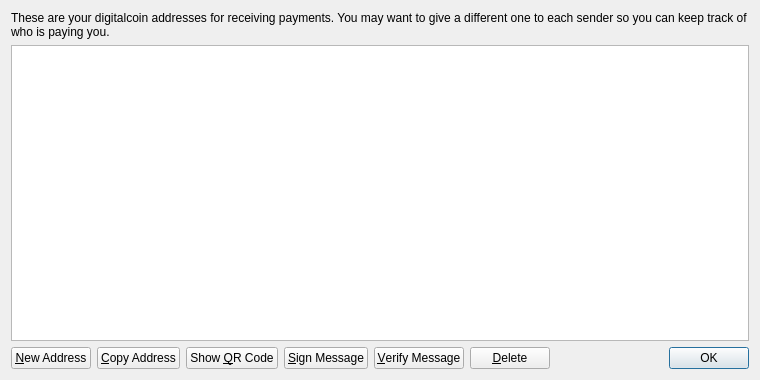
Old version of the form src/qt/forms/addressbookpage.ui in the repository DGCDev/digitalcoin.
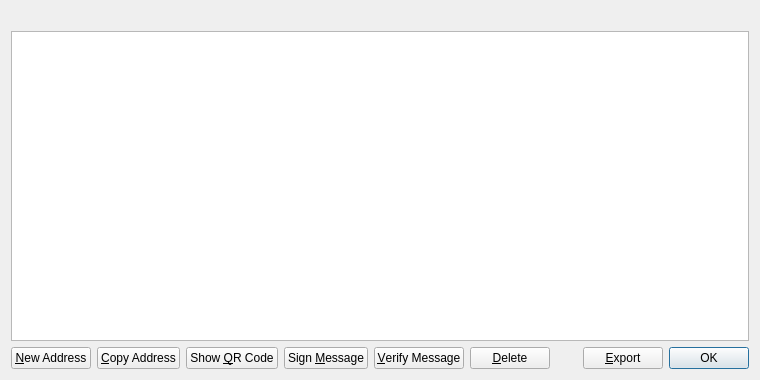
New version of the form. Icons and pictures are not drawn.

```diff
--- a/src/qt/forms/addressbookpage.ui
+++ b/src/qt/forms/addressbookpage.ui
@@ -16,9 +16,6 @@
   <layout class="QVBoxLayout" name="verticalLayout">
    <item>
     <widget class="QLabel" name="labelExplanation">
-     <property name="text">
-      <string>These are your digitalcoin addresses for receiving payments. You may want to give a different one to each sender so you can keep track of who is paying you.</string>
-     </property>
      <property name="textFormat">
       <enum>Qt::PlainText</enum>
      </property>
@@ -102,7 +99,7 @@
         <string>Sign a message to prove you own a digitalcoin address</string>
        </property>
        <property name="text">
-        <string>&amp;Sign Message</string>
+        <string>Sign &amp;Message</string>
        </property>
        <property name="icon">
         <iconset resource="../bitcoin.qrc">
@@ -151,6 +148,20 @@
        </property>
       </spacer>
      </item>
+     <item>
+      <widget class="QPushButton" name="exportButton">
+       <property name="toolTip">
+        <string>Export the data in the current tab to a file</string>
+       </property>
+       <property name="text">
+        <string>&amp;Export</string>
+       </property>
+       <property name="icon">
+        <iconset resource="../bitcoin.qrc">
+         <normaloff>:/icons/export</normaloff>:/icons/export</iconset>
+       </property>
+      </widget>
+     </item>
      <item>
       <widget class="QDialogButtonBox" name="buttonBox">
        <property name="sizePolicy">
```
Left out of the diff: 12 changed lines with no effect on the pictures.
